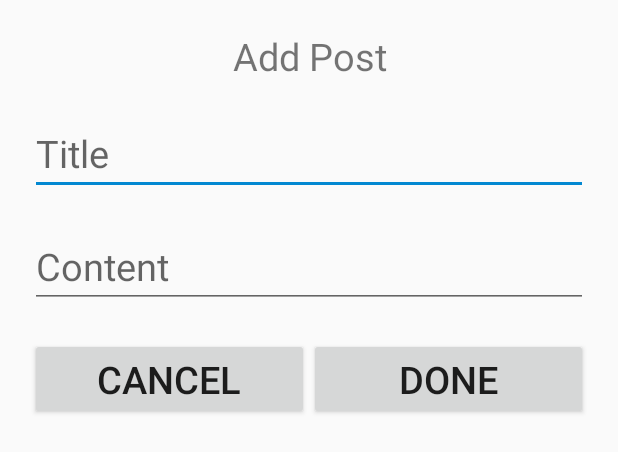
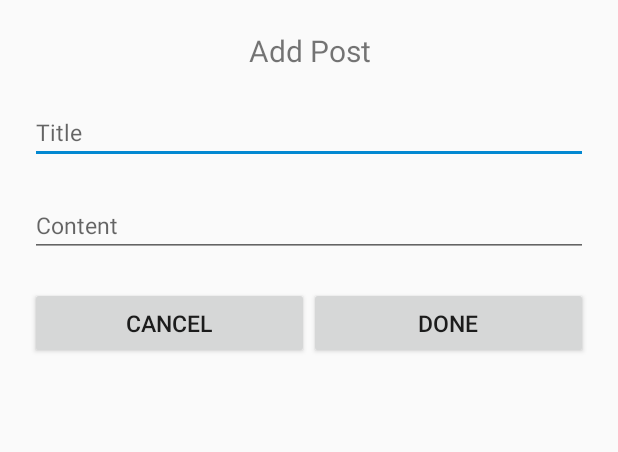
Before and after one commit to aman894/thinkin-forum, an Android app: the layout post_input_dialog.xml on its own in the app's theme, with its tools: preview values and no code run, on a phone screen of 412 x 824 dp. Shown: the top 452 px of the screen. Run offline under Robolectric (Android 15) with nearby library versions, the phone set to English and light mode, and no system bars.

```diff
--- a/app/src/main/res/layout/content_posts.xml
+++ b/app/src/main/res/layout/content_posts.xml
@@ -5,11 +5,9 @@
     android:layout_width="match_parent"
     android:layout_height="match_parent"
     android:orientation="vertical"
-    android:paddingBottom="@dimen/activity_vertical_margin"
-    android:paddingLeft="@dimen/activity_horizontal_margin"
-    android:paddingRight="@dimen/activity_horizontal_margin"
-    android:paddingTop="@dimen/activity_vertical_margin"
+    android:padding="5dp"
     android:weightSum="10"
+    android:background="#eeeeee"
     app:layout_behavior="@string/appbar_scrolling_view_behavior"
     tools:context="com.aman.firebase.PostsActivity"
     tools:showIn="@layout/activity_posts">
--- a/app/src/main/res/layout/post_input_dialog.xml
+++ b/app/src/main/res/layout/post_input_dialog.xml
@@ -7,20 +7,20 @@
         android:layout_width="match_parent"
         android:layout_height="wrap_content"
         android:text="Add Post"
-        android:textSize="25sp"
+        android:textSize="20sp"
         android:gravity="center"/>
     <EditText
         android:layout_width="match_parent"
         android:layout_height="wrap_content"
         android:layout_marginTop="20dp"
         android:id="@+id/etInputPostTitle"
-        android:textSize="25sp"
+        android:textSize="15sp"
         android:hint="Title"/>
     <EditText
         android:layout_width="match_parent"
         android:layout_height="wrap_content"
         android:layout_marginTop="20dp"
-        android:textSize="25sp"
+        android:textSize="15sp"
         android:id="@+id/etInputPostContent"
         android:hint="Content"/>
     <LinearLayout
@@ -32,7 +32,7 @@
         <Button
             android:layout_width="match_parent"
             android:layout_height="wrap_content"
-            android:textSize="25sp"
+            android:textSize="15sp"
             android:layout_weight="50"
             android:id="@+id/bPostAddCancel"
             android:text="Cancel"/>
@@ -40,7 +40,7 @@
             android:layout_width="match_parent"
             android:layout_height="wrap_content"
             android:layout_weight="50"
-            android:textSize="25sp"
+            android:textSize="15sp"
             android:id="@+id/bPostAddDone"
             android:text="Done"/>
     </LinearLayout>
```
Also changed, not shown: app/src/main/java/com/aman/firebase/MainActivity.java (+20 -0 lines), app/src/main/java/com/aman/firebase/PostsActivity.java (+30 -1 lines), app/src/main/res/layout/view_posts.xml (+21 -10 lines), 1 other file.
